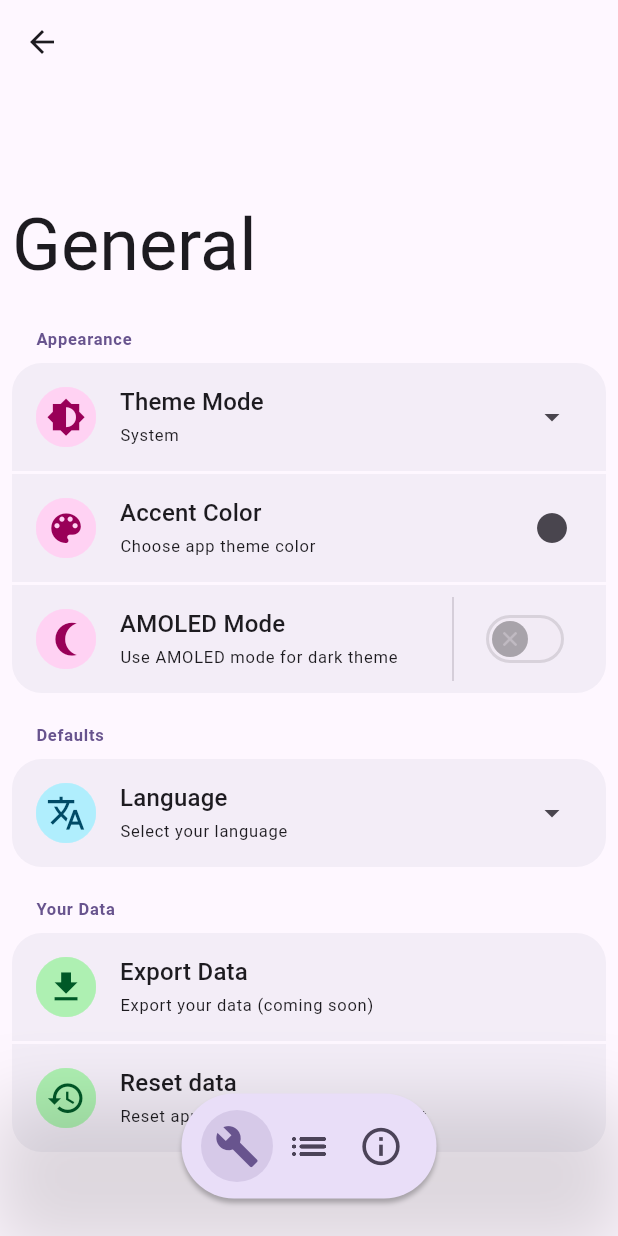
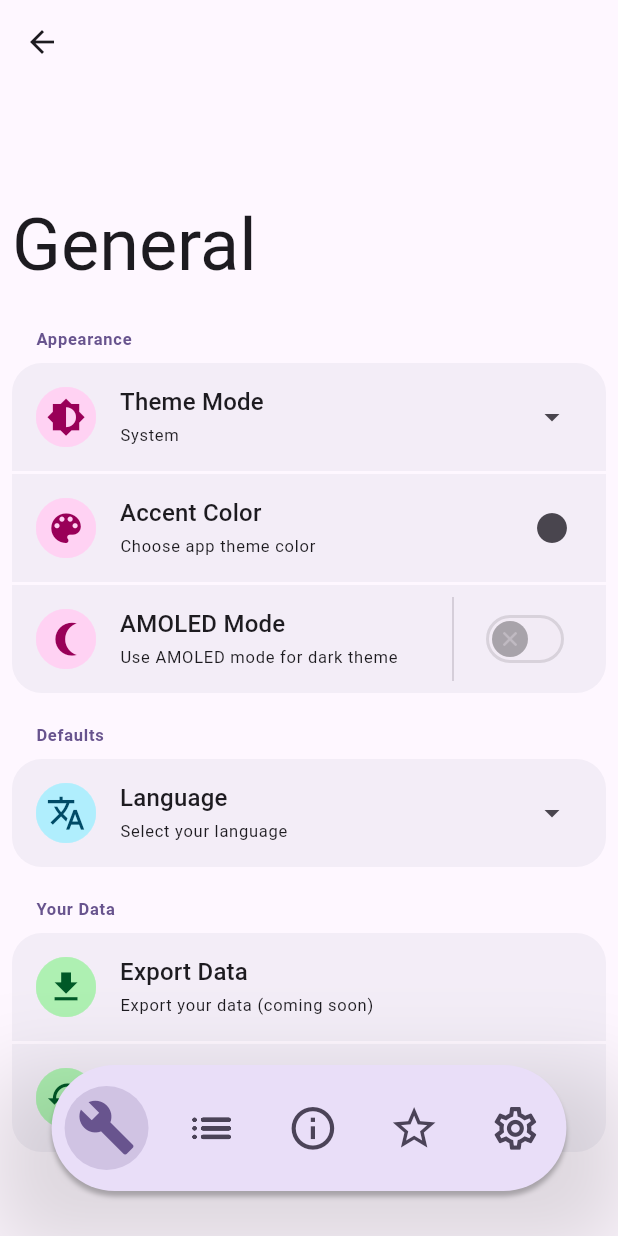
Before and after one commit to vinaooo/byewall3, a Flutter app: the SettingsScreen screen opened directly with empty values, on a phone screen of 412 x 824 dp. Run offline on Flutter 3.47's test engine with Material 3 defaults, Android fonts, the light colour scheme and no system bars; drawn by our look-alikes of dynamic_color; our stand-ins replace diacritic, flutter_slidable, hive_ce, hive_ce_flutter, shared_preferences; missing offline and left inert: window_manager; accounts and stored records are empty.

Commit message:
Add PlaceholderSettingsView and refactor SettingsScreen to include new views; update FloatingNavBar for dynamic sizing

```diff
--- /dev/null
+++ b/lib/screens/settings_screen/placeholder_settings.dart
@@ -0,0 +1,10 @@
+import 'package:flutter/material.dart';
+
+class PlaceholderSettingsView extends StatelessWidget {
+  const PlaceholderSettingsView({super.key});
+
+  @override
+  Widget build(BuildContext context) {
+    return Center(child: Text('Placeholder', style: Theme.of(context).textTheme.headlineMedium));
+  }
+}
--- a/lib/screens/settings_screen/settings_screen.dart
+++ b/lib/screens/settings_screen/settings_screen.dart
@@ -5,6 +5,7 @@ import 'package:byewall3/screens/settings_screen/services_settings.dart';
 import 'package:byewall3/ui/app_colors.dart';
 import 'package:byewall3/ui/components/floating_nav_bar.dart';
 import 'package:flutter/material.dart';
+import 'package:byewall3/screens/settings_screen/placeholder_settings.dart';
 
 class SettingsScreen extends StatefulWidget {
   final AppColor selectedMode;
@@ -51,54 +52,49 @@ class _SettingsScreenState extends State<SettingsScreen> {
   @override
   Widget build(BuildContext context) {
     final screenWidth = MediaQuery.of(context).size.width;
-    final double floatingBarWidth = 170; // Defina a largura desejada
+
+    final views = [
+      GeneralSettingsView(
+        controller: generalScrollController,
+        localeKey: localeKey,
+        selectedMode: selectedMode,
+        onThemeSelected: onThemeSelected,
+        seeds: seeds,
+      ),
+      ServiceSettingsView(controller: serviceScrollController),
+      AboutSettingsView(controller: aboutScrollController),
+      const PlaceholderSettingsView(),
+      const PlaceholderSettingsView(), // Adicionada uma nova view
+    ];
+
+    final double iconSize = 30;
+    final double itemSpacing = 12;
+    final double floatingBarWidth = (views.length * (iconSize + itemSpacing)) + itemSpacing;
+    final double minBarWidth = 220; // Match with FloatingNavBar
+    final double barWidth = floatingBarWidth > minBarWidth ? floatingBarWidth : minBarWidth;
 
     return Scaffold(
       body: Stack(
         children: [
-          <Widget>[
-            GeneralSettingsView(
-              controller: generalScrollController,
-              localeKey: localeKey,
-              selectedMode: selectedMode,
-              onThemeSelected: onThemeSelected,
-              seeds: seeds,
-            ),
-            ServiceSettingsView(controller: serviceScrollController),
-            AboutSettingsView(controller: aboutScrollController),
-          ][selectedIndex],
-
-          // Sombra atrás dos widgets flutuantes (agora ocupando toda a largura)
-          Positioned(
-            left: 0,
-            right: 0,
-            bottom: 0,
-            height: 90, // ajuste conforme necessário para cobrir até o topo dos widgets flutuantes
-            child: IgnorePointer(
-              child: Container(
-                decoration: BoxDecoration(
-                  boxShadow: [
-                    BoxShadow(
-                      color: Colors.black.withValues(alpha: 0.13),
-                      blurRadius: 40,
-                      spreadRadius: 5,
-                      offset: const Offset(0, 5),
-                    ),
-                  ],
-                ),
-              ),
-            ),
-          ),
-
+          views[selectedIndex],
           FloatingNavBar(
+            size: 3,
             screenWidth: screenWidth,
-            floatingBarWidth: floatingBarWidth,
             selectedIndex: selectedIndex,
-            elevation: 6,
             onTap: (index) => setState(() => selectedIndex = index),
+            items: const [
+              FloatingNavBarItem(icon: Icons.build_outlined, activeIcon: Icons.build),
+              FloatingNavBarItem(icon: Icons.list_rounded),
+              FloatingNavBarItem(icon: Icons.info_outlined, activeIcon: Icons.info),
+              FloatingNavBarItem(icon: Icons.star_outline, activeIcon: Icons.star),
+              FloatingNavBarItem(
+                icon: Icons.settings_outlined,
+                activeIcon: Icons.settings,
+              ), // Novo item
+            ],
           ),
           Positioned(
-            left: (screenWidth - floatingBarWidth) / 2 + floatingBarWidth + 8,
+            left: (screenWidth - barWidth) / 2 + barWidth + 8,
             bottom: 25,
             child: AnimatedOpacity(
               duration: const Duration(milliseconds: 200),
--- a/lib/ui/components/floating_nav_bar.dart
+++ b/lib/ui/components/floating_nav_bar.dart
@@ -1,114 +1,251 @@
 import 'package:flutter/material.dart';
+import 'dart:math' as math;
+
+class FloatingNavBarItem {
+  final IconData icon;
+  final IconData? activeIcon;
+  final String? label;
+
+  const FloatingNavBarItem({required this.icon, this.activeIcon, this.label});
+}
 
 class FloatingNavBar extends StatelessWidget {
   final double screenWidth;
-  final double floatingBarWidth;
   final int selectedIndex;
-  final int elevation;
+  final List<FloatingNavBarItem> items;
   final ValueChanged<int> onTap;
+  final int size; // 1 - pequeno, 2 - médio, 3 - grande
 
   const FloatingNavBar({
     super.key,
     required this.screenWidth,
-    required this.floatingBarWidth,
     required this.selectedIndex,
+    required this.items,
     required this.onTap,
-    required this.elevation,
-  });
+    this.size = 2,
+  }) : assert(size >= 1 && size <= 3, 'O tamanho deve ser 1, 2 ou 3');
 
   @override
   Widget build(BuildContext context) {
-    final double iconSize = 30;
-    return Positioned(
-      left: (screenWidth - floatingBarWidth) / 2,
-      width: floatingBarWidth,
-      bottom: 25,
-      child: Container(
-        height: 70,
-        decoration: BoxDecoration(
-          borderRadius: BorderRadius.circular(35),
-          color: Theme.of(context).colorScheme.secondaryContainer,
-          boxShadow: [
-            BoxShadow(
-              color: Colors.black.withValues(alpha: 0.25),
-              blurRadius: 2,
-              spreadRadius: 0,
-              offset: const Offset(0, 3),
+    // Fatores de escala baseados no tamanho selecionado
+    final double scaleFactor = size == 1 ? 0.8 : (size == 3 ? 1.2 : 1.0);
+
+    // Calcula o fator de compressão baseado no número de itens
+    // Quanto mais itens, menor o tamanho
+    final double compressionFactor = _calculateCompressionFactor(items.length);
+    final double effectiveScale = scaleFactor * compressionFactor;
+
+    // Dimensões ajustadas ao tamanho e compressão
+    final double iconSize = 30 * effectiveScale;
+
+    // Espaçamento reduzido para size = 1
+    final double itemSpacing =
+        size == 1
+            ? math.max(2, 6 * effectiveScale) // Espaçamento reduzido para size=1
+            : math.max(4, 10 * effectiveScale); // Espaçamento normal para outros tamanhos
+
+    final double barHeight = 70 * scaleFactor; // Mantém a altura original
+    final double shadowHeight = 90 * scaleFactor;
+    final double bottomPosition = 25 * scaleFactor;
+
+    // Padding interno dos botões também reduzido para size=1
+    final double buttonPadding =
+        size == 1
+            ? math.max(1, 5.0 * effectiveScale) // Padding reduzido
+            : math.max(2, 8.0 * effectiveScale); // Padding normal
+
+    // Padding interno da barra - aumentado para size=1
+    final double internalPadding = size == 1 ? 12 * scaleFactor : 20 * scaleFactor;
+
+    // Para size=1, calculamos a largura exata necessária para os itens
+    final double itemBaseWidth = size == 1 ? 30 : 30; // Aumentado para size=1
+
+    // Calcula o tamanho que cada item ocupa incluindo padding e espaçamento
+    final double itemTotalWidth =
+        size == 1
+            ? (itemBaseWidth + (buttonPadding * 2) + 2) // Adicionado espaçamento extra
+            : (iconSize + (buttonPadding * 2) + itemSpacing);
+
+    // Calcula o espaço necessário para todos os itens
+    // Para size=1, usamos uma fórmula mais precisa
+    final double requiredWidth =
+        size == 1
+            ? (items.length * itemTotalWidth) +
+                internalPadding // Calculado precisamente para size=1
+            : (items.length * itemTotalWidth) + internalPadding;
+
+    // Para size=1, aumentamos a largura mínima
+    final double minBarWidth = size == 1 ? 200 : 220 * scaleFactor;
+
+    // Determina a largura final da barra
+    // Para size=1, usamos preferencialmente o requiredWidth para ficar mais ajustado
+    final double barWidth;
+    if (size == 1) {
+      // Para size=1, preferimos a largura exata ou um mínimo
+      barWidth = math.max(minBarWidth, requiredWidth);
+    } else {
+      // Para outros tamanhos, limitamos a uma porcentagem da tela
+      final double widthFactor = 0.85;
+      final double availableWidth = screenWidth * widthFactor;
+      barWidth = math.min(availableWidth, math.max(minBarWidth, requiredWidth));
+    }
+
+    return Stack(
+      children: [
+        // Shadow behind floating bar
+        Positioned(
+          left: 0,
+          right: 0,
+          bottom: 0,
+          height: shadowHeight,
+          child: IgnorePointer(
+            child: Container(
+              decoration: BoxDecoration(
+                boxShadow: [
+                  BoxShadow(
+                    color: Colors.black.withOpacity(0.13),
+                    blurRadius: 40 * scaleFactor,
+                    spreadRadius: 5 * scaleFactor,
+                    offset: Offset(0, 5 * scaleFactor),
+                  ),
+                ],
+              ),
             ),
-          ],
-        ),
-        child: ClipRRect(
-          borderRadius: BorderRadius.circular(35),
-          child: Row(
-            mainAxisAlignment: MainAxisAlignment.center,
-            mainAxisSize: MainAxisSize.min,
-            children: [
-              Container(
-                decoration: BoxDecoration(
-                  color:
-                      selectedIndex == 0
-                          ? Theme.of(context).colorScheme.primary.withAlpha(38)
-                          : Colors.transparent,
-                  shape: BoxShape.circle,
-                ),
-                child: IconButton(
-                  iconSize: iconSize, // <-- aumente o tamanho aqui
-                  icon: Icon(
-                    selectedIndex == 0 ? Icons.build : Icons.build_outlined,
-                    color:
-                        selectedIndex == 0
-                            ? Theme.of(context).colorScheme.primary
-                            : Theme.of(context) //
-                            .colorScheme.onSecondaryContainer,
-                  ),
-                  onPressed: () => onTap(0),
-                ),
-              ),
-              Container(
-                decoration: BoxDecoration(
-                  color:
-                      selectedIndex == 1
-                          ? Theme.of(context).colorScheme.primary.withAlpha(38)
-                          : Colors.transparent,
-                  shape: BoxShape.circle,
-                ),
-                child: IconButton(
-                  iconSize: iconSize, // <-- aumente o tamanho aqui
-                  icon: Icon(
-                    Icons.list_rounded,
-                    color:
-                        selectedIndex == 1
-                            ? Theme.of(context).colorScheme.primary
-                            : Theme.of(context) //
-                            .colorScheme.onSecondaryContainer,
-                  ),
-                  onPressed: () => onTap(1),
-                ),
-              ),
-              Container(
-                decoration: BoxDecoration(
-                  color:
-                      selectedIndex == 2
-                          ? Theme.of(context).colorScheme.primary.withAlpha(38)
-                          : Colors.transparent,
-                  shape: BoxShape.circle,
-                ),
-                child: IconButton(
-                  iconSize: iconSize, // <-- aumente o tamanho aqui
-                  icon: Icon(
-                    selectedIndex == 2 ? Icons.info : Icons.info_outlined,
-                    color:
-                        selectedIndex == 2
-                            ? Theme.of(context).colorScheme.primary
-                            : Theme.of(context) //
-                            .colorScheme.onSecondaryContainer,
-                  ),
-                  onPressed: () => onTap(2),
-                ),
-              ),
-            ],
           ),
         ),
+        // Floating bar
+        Positioned(
+          left: (screenWidth - barWidth) / 2,
+          width: barWidth,
+          bottom: bottomPosition,
+          child: Container(
+            height: barHeight,
+            decoration: BoxDecoration(
+              borderRadius: BorderRadius.circular(barHeight / 2),
+              color: Theme.of(context).colorScheme.secondaryContainer,
+              boxShadow: [
+                BoxShadow(
+                  color: Colors.black.withOpacity(0.25),
+                  blurRadius: 2 * scaleFactor,
+                  spreadRadius: 0,
+                  offset: Offset(0, 3 * scaleFactor),
+                ),
+              ],
+            ),
+            child: ClipRRect(
+              borderRadius: BorderRadius.circular(barHeight / 2),
+              child: Center(child: _buildNavItems(context, iconSize, itemSpacing, buttonPadding)),
+            ),
+          ),
+        ),
+      ],
+    );
+  }
+
+  // Nova função para calcular o fator de compressão baseado no número de itens
+  double _calculateCompressionFactor(int itemCount) {
+    if (size == 1) {
+      // Para tamanho pequeno, comprimir mais agressivamente
+      if (itemCount <= 3) return 1.0;
+      if (itemCount == 4) return 0.85;
+      if (itemCount == 5) return 0.75;
+      return math.max(0.6, 1.0 - (itemCount - 3) * 0.1);
+    } else if (size == 2) {
+      // Para tamanho médio
+      if (itemCount <= 5) return 1.0;
+      if (itemCount == 6) return 0.9;
+      return math.max(0.7, 1.0 - (itemCount - 5) * 0.08);
+    } else {
+      // Para tamanho grande
+      if (itemCount <= 4) return 1.0;
+      if (itemCount == 5) return 0.95;
+      return math.max(0.75, 1.0 - (itemCount - 4) * 0.07);
+    }
+  }
+
+  Widget _buildNavItems(
+    BuildContext context,
+    double iconSize,
+    double itemSpacing,
+    double buttonPadding,
+  ) {
+    return Row(
+      // Para size=1, usamos um espaçamento diferente para compactar mais
+      mainAxisAlignment: size == 1 ? MainAxisAlignment.center : MainAxisAlignment.spaceEvenly,
+      mainAxisSize: MainAxisSize.max,
+      children: List.generate(items.length, (index) {
+        final item = items[index];
+        final bool isSelected = selectedIndex == index;
+
+        // Para size=1, aplicamos o padding horizontal diretamente
+        return size == 1
+            ? Padding(
+              padding: EdgeInsets.symmetric(horizontal: itemSpacing / 2),
+              child: _buildNavItem(
+                context,
+                item,
+                isSelected,
+                iconSize,
+                buttonPadding,
+                index,
+              ), // Passando index
+            )
+            : _buildNavItem(
+              context,
+              item,
+              isSelected,
+              iconSize,
+              buttonPadding,
+              index,
+            ); // Passando index
+      }),
+    );
+  }
+
+  // Extraído para um método separado para reutilização
+  Widget _buildNavItem(
+    BuildContext context,
+    FloatingNavBarItem item,
+    bool isSelected,
+    double iconSize,
+    double buttonPadding,
+    int index, // Adicionado o parâmetro index
+  ) {
+    // Ajustar o feedback visual baseado no tamanho
+    final double indicatorScale = size == 1 ? 0.85 : (size == 3 ? 1.2 : 1.0);
+
+    // Controlar opacidade do background baseada no tamanho
+    final int alphaValue = size == 1 ? 30 : (size == 3 ? 50 : 38);
+
+    // Controlar o diâmetro do círculo de seleção
+    final double selectionPadding = size == 1 ? 2.0 : (size == 3 ? 6.0 : 4.0);
+
+    return Container(
+      decoration: BoxDecoration(
+        color:
+            isSelected
+                ? Theme.of(context).colorScheme.primary.withAlpha(alphaValue)
+                : Colors.transparent,
+        shape: BoxShape.circle,
+      ),
+      // Ajustando o padding do container para controlar o tamanho visual
+      padding: EdgeInsets.all(selectionPadding * indicatorScale),
+      child: IconButton(
+        iconSize: iconSize,
+        padding: EdgeInsets.all(buttonPadding),
+        constraints: BoxConstraints(), // Remove restrições padrão
+        visualDensity:
+            size == 1 ? VisualDensity(horizontal: -4, vertical: -4) : VisualDensity.compact,
+        icon: Icon(
+          isSelected && item.activeIcon != null ? item.activeIcon : item.icon,
+          color:
+              isSelected
+                  ? Theme.of(context).colorScheme.primary
+                  : Theme.of(context).colorScheme.onSecondaryContainer,
+          // Ajustar tamanho do ícone quando selecionado para enfatizar mais
+          size: isSelected ? iconSize * (1 + (size * 0.05)) : iconSize,
+        ),
+        onPressed: () => onTap(index),
       ),
     );
   }
--- a/pubspec.yaml
+++ b/pubspec.yaml
@@ -23,6 +23,7 @@ dependencies:
   window_manager: ^0.4.3
   hive_ce: ^2.11.1
   hive_ce_flutter: ^2.3.0
+  floating_navbar: ^3.0.0
 
 dev_dependencies:
   flutter_test:
```
Also changed, not shown: pubspec.lock.
